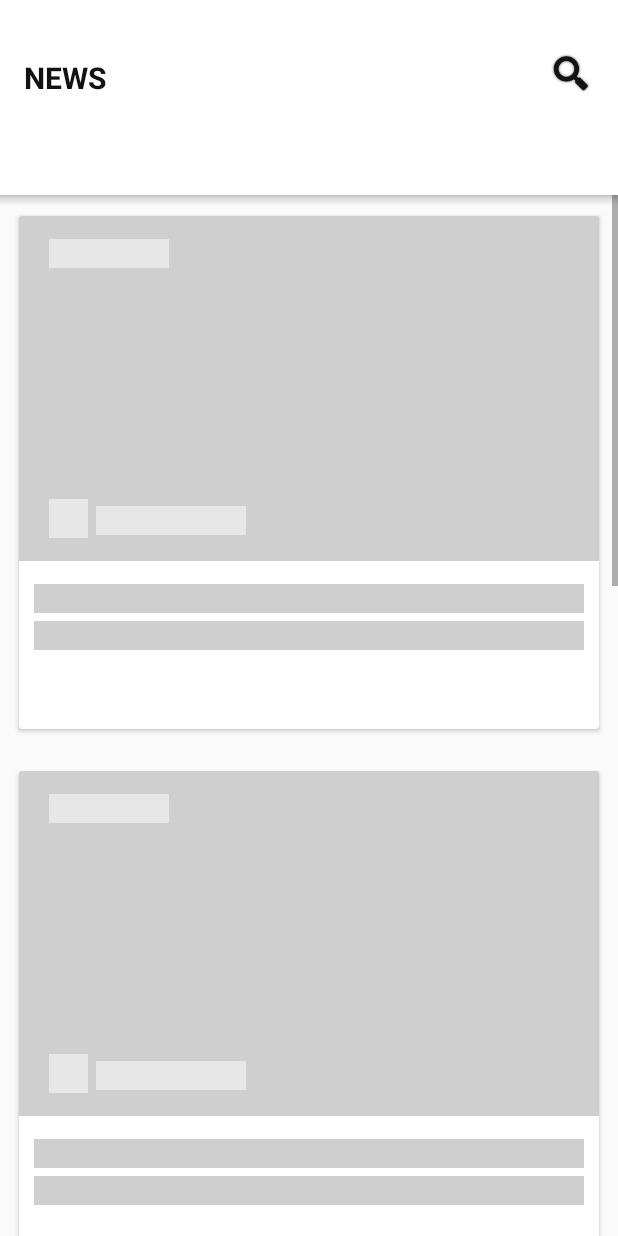
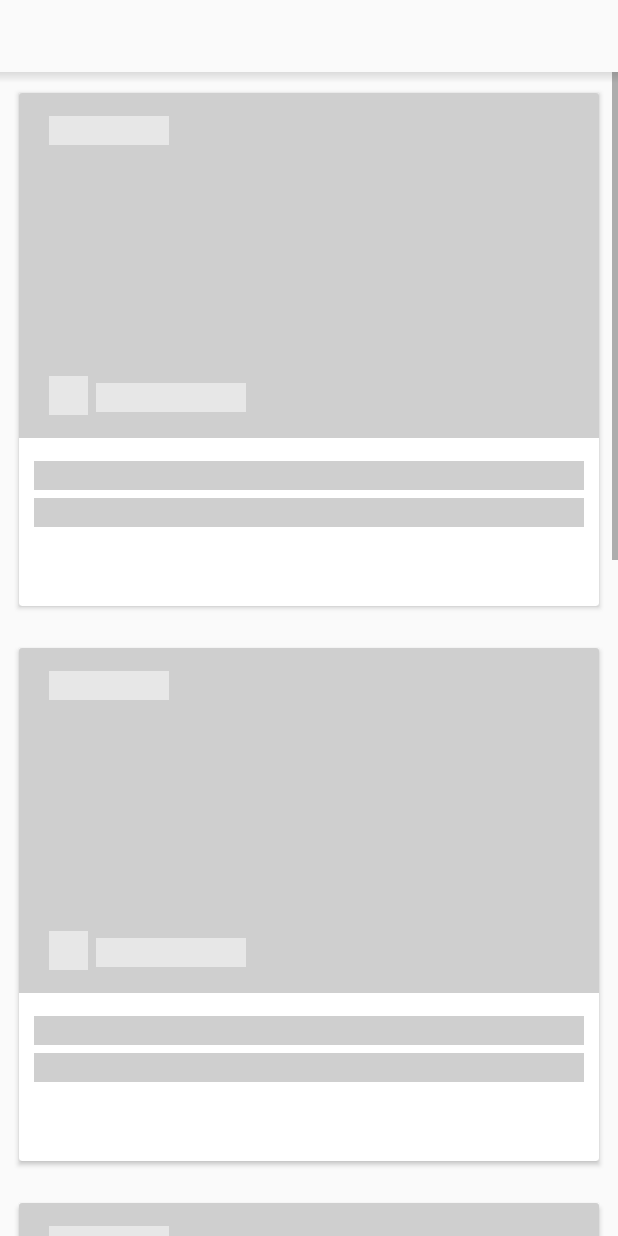
Before and after one commit to cj3dreams/RetroFitRecyclerView, an Android app: the layout fragment_main.xml on its own in the app's theme, with its tools: preview values and no code run, on a phone screen of 412 x 824 dp. Run offline under Robolectric (Android 15) with nearby library versions, the phone set to English and light mode, and no system bars.

Commit message:
Less Disco + Teka Less Mixed

```diff
--- a/app/src/main/java/com/pseudoencom/retrofitrecyclerview/MainActivity.kt
+++ b/app/src/main/java/com/pseudoencom/retrofitrecyclerview/MainActivity.kt
@@ -27,9 +27,6 @@ class MainActivity : AppCompatActivity() {
         setContentView(R.layout.activity_main)
 
 
-        supportFragmentManager.beginTransaction().apply {
-            replace(R.id.frgChanger, MainFragment())
-                .commit()
-        }
+
     }
 }
--- a/app/src/main/res/layout/fragment_main.xml
+++ b/app/src/main/res/layout/fragment_main.xml
@@ -7,83 +7,29 @@
     tools:context=".view.MainFragment">
 
 
+    <com.google.android.material.tabs.TabLayout
+        android:id="@+id/tabLayout"
+        android:layout_width="match_parent"
+        android:layout_height="wrap_content"
+        android:layout_alignParentTop="true"
+        app:tabSelectedTextColor="#121212"
+        app:tabTextColor="#d6dbdf" />
+    <View
+        android:id="@+id/shadow_view2"
+        android:layout_width="match_parent"
+        android:layout_height="7dp"
+        android:layout_below="@+id/tabLayout"
+        android:background="@drawable/shadow2" />
+
     <androidx.viewpager.widget.ViewPager
         android:id="@+id/vp2"
         android:layout_width="match_parent"
         android:layout_height="match_parent" />
 
-
-    <com.google.android.material.appbar.AppBarLayout
-        android:id="@+id/appBar"
-        android:layout_width="match_parent"
-        android:layout_height="130dp">
-
-        <RelativeLayout
-            android:layout_width="match_parent"
-            android:layout_height="match_parent">
-
-            <androidx.appcompat.widget.Toolbar
-                android:id="@+id/toolbar"
-                android:layout_width="match_parent"
-                android:layout_height="wrap_content"
-                android:background="@color/white"
-                android:minHeight="83dp"
-                android:theme="@style/Widget.AppCompat.PopupMenu.Overflow">
-
-                <RelativeLayout
-                    android:layout_width="match_parent"
-                    android:layout_height="50dp"
-                    android:gravity="center">
-
-                    <TextView
-                        android:id="@+id/likeAAppName"
-                        android:layout_width="wrap_content"
-                        android:layout_height="wrap_content"
-                        android:layout_alignParentBottom="true"
-                        android:layout_marginTop="20dp"
-                        android:text="News"
-                        android:textAllCaps="true"
-                        android:textColor="#121212"
-                        android:textSize="20sp"
-                        android:textStyle="bold" />
-
-                    <Button
-                        android:layout_marginRight="15dp"
-                        android:layout_width="32dp"
-                        android:layout_height="32dp"
-                        android:layout_alignParentRight="true"
-                        android:layout_alignParentBottom="true"
-                        android:background="@android:drawable/ic_search_category_default"
-                        android:backgroundTint="#121212" />
-
-
-                </RelativeLayout>
-            </androidx.appcompat.widget.Toolbar>
-
-            <com.google.android.material.tabs.TabLayout
-                android:id="@+id/tabLayout"
-                android:layout_width="match_parent"
-                android:layout_height="wrap_content"
-                android:layout_below="@+id/toolbar"
-                app:tabSelectedTextColor="#121212"
-                app:tabTextColor="#d6dbdf" />
-
-
-        </RelativeLayout>
-
-    </com.google.android.material.appbar.AppBarLayout>
-
-    <View
-        android:id="@+id/shadow_view2"
-        android:layout_width="match_parent"
-        android:layout_height="7dp"
-        android:layout_below="@+id/appBar"
-        android:background="@drawable/shadow2" />
-
     <LinearLayout
         android:layout_width="wrap_content"
         android:layout_height="wrap_content"
-        android:layout_below="@+id/appBar"
+        android:layout_below="@+id/tabLayout"
         android:orientation="vertical">
 
         <androidx.recyclerview.widget.RecyclerView
```
Also changed, not shown: app/src/main/res/layout/activity_main.xml (+39 -7 lines).
